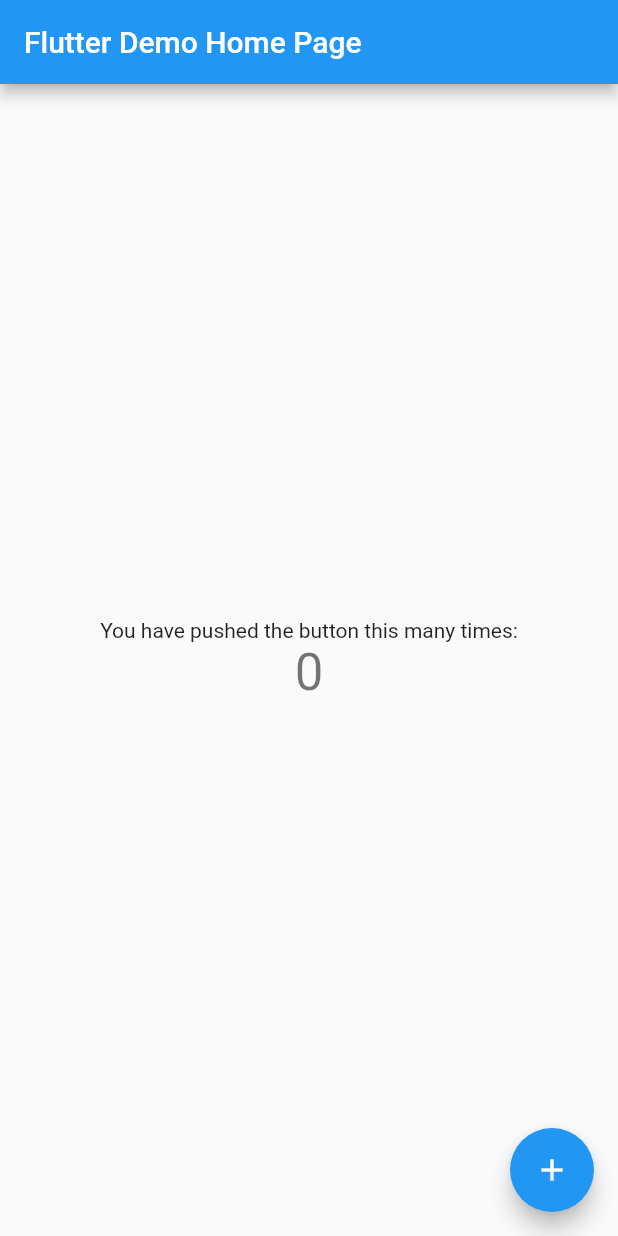
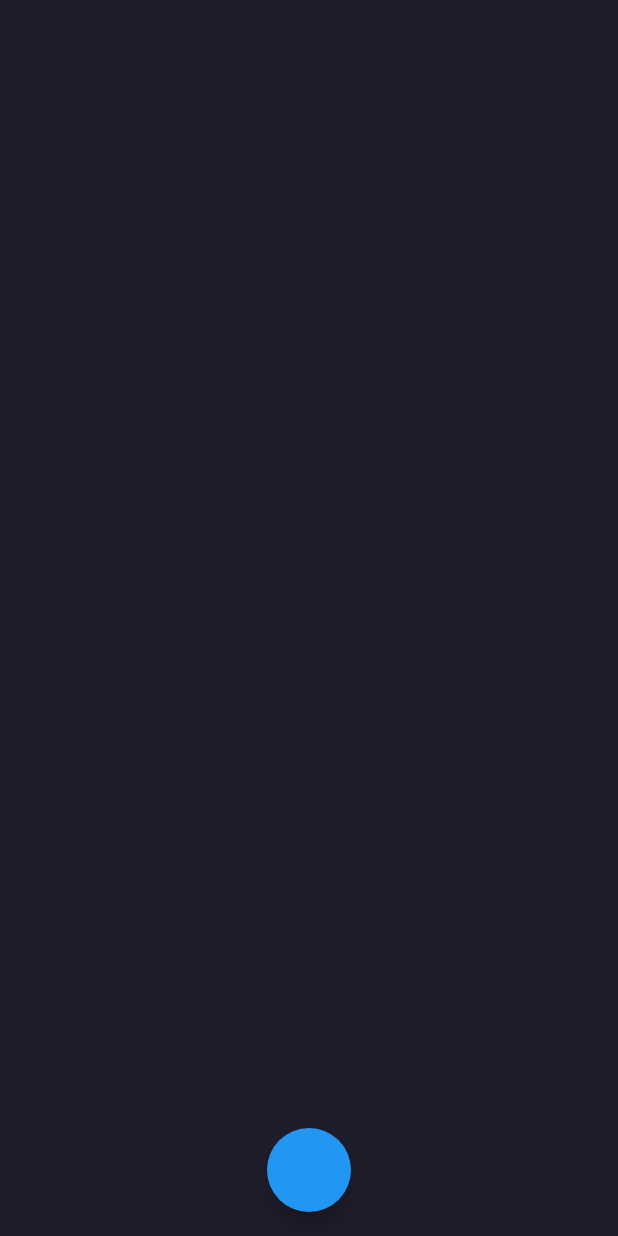
Before and after one commit to Syahro/trip, a Flutter app: the screen it shows after launch, on a phone screen of 412 x 824 dp. Run offline on Flutter 3.47's test engine with Material 2 defaults, Android fonts, the phone set to English and light mode, and no system bars; our stand-ins replace google_fonts.

Commit message:
setting up a project

```diff
--- a/lib/main.dart
+++ b/lib/main.dart
@@ -1,113 +1,14 @@
 import 'package:flutter/material.dart';
+import 'package:trip/pages/home_page.dart';
 
-void main() {
-  runApp(MyApp());
-}
+void main() => runApp(MyApp());
 
 class MyApp extends StatelessWidget {
-  // This widget is the root of your application.
   @override
   Widget build(BuildContext context) {
     return MaterialApp(
-      title: 'Flutter Demo',
-      theme: ThemeData(
-        // This is the theme of your application.
-        //
-        // Try running your application with "flutter run". You'll see the
-        // application has a blue toolbar. Then, without quitting the app, try
-        // changing the primarySwatch below to Colors.green and then invoke
-        // "hot reload" (press "r" in the console where you ran "flutter run",
-        // or simply save your changes to "hot reload" in a Flutter IDE).
-        // Notice that the counter didn't reset back to zero; the application
-        // is not restarted.
-        primarySwatch: Colors.blue,
-      ),
-      home: MyHomePage(title: 'Flutter Demo Home Page'),
+      debugShowCheckedModeBanner: false,
+      home: HomePage(),
     );
   }
 }
-
-class MyHomePage extends StatefulWidget {
-  MyHomePage({Key key, this.title}) : super(key: key);
-
-  // This widget is the home page of your application. It is stateful, meaning
-  // that it has a State object (defined below) that contains fields that affect
-  // how it looks.
-
-  // This class is the configuration for the state. It holds the values (in this
-  // case the title) provided by the parent (in this case the App widget) and
-  // used by the build method of the State. Fields in a Widget subclass are
-  // always marked "final".
-
-  final String title;
-
-  @override
-  _MyHomePageState createState() => _MyHomePageState();
-}
-
-class _MyHomePageState extends State<MyHomePage> {
-  int _counter = 0;
-
-  void _incrementCounter() {
-    setState(() {
-      // This call to setState tells the Flutter framework that something has
-      // changed in this State, which causes it to rerun the build method below
-      // so that the display can reflect the updated values. If we changed
-      // _counter without calling setState(), then the build method would not be
-      // called again, and so nothing would appear to happen.
-      _counter++;
-    });
-  }
-
-  @override
-  Widget build(BuildContext context) {
-    // This method is rerun every time setState is called, for instance as done
-    // by the _incrementCounter method above.
-    //
-    // The Flutter framework has been optimized to make rerunning build methods
-    // fast, so that you can just rebuild anything that needs updating rather
-    // than having to individually change instances of widgets.
-    return Scaffold(
-      appBar: AppBar(
-        // Here we take the value from the MyHomePage object that was created by
-        // the App.build method, and use it to set our appbar title.
-        title: Text(widget.title),
-      ),
-      body: Center(
-        // Center is a layout widget. It takes a single child and positions it
-        // in the middle of the parent.
-        child: Column(
-          // Column is also a layout widget. It takes a list of children and
-          // arranges them vertically. By default, it sizes itself to fit its
-          // children horizontally, and tries to be as tall as its parent.
-          //
-          // Invoke "debug painting" (press "p" in the console, choose the
-          // "Toggle Debug Paint" action from the Flutter Inspector in Android
-          // Studio, or the "Toggle Debug Paint" command in Visual Studio Code)
-          // to see the wireframe for each widget.
-          //
-          // Column has various properties to control how it sizes itself and
-          // how it positions its children. Here we use mainAxisAlignment to
-          // center the children vertically; the main axis here is the vertical
-          // axis because Columns are vertical (the cross axis would be
-          // horizontal).
-          mainAxisAlignment: MainAxisAlignment.center,
-          children: <Widget>[
-            Text(
-              'You have pushed the button this many times:',
-            ),
-            Text(
-              '$_counter',
-              style: Theme.of(context).textTheme.headline4,
-            ),
-          ],
-        ),
-      ),
-      floatingActionButton: FloatingActionButton(
-        onPressed: _incrementCounter,
-        tooltip: 'Increment',
-        child: Icon(Icons.add),
-      ), // This trailing comma makes auto-formatting nicer for build methods.
-    );
-  }
-}
--- /dev/null
+++ b/lib/pages/home_page.dart
@@ -0,0 +1,33 @@
+import 'package:flutter/material.dart';
+import 'package:trip/theme.dart';
+import 'package:trip/widget/card_trip.dart';
+
+class HomePage extends StatelessWidget {
+  @override
+  Widget build(BuildContext context) {
+    return Scaffold(
+      backgroundColor: backgroundColor,
+      floatingActionButton: FloatingActionButton(
+        onPressed: () {},
+      ),
+      floatingActionButtonLocation: FloatingActionButtonLocation.centerFloat,
+      body: SafeArea(
+        child: ListView(
+          children: [
+            Padding(
+              padding: EdgeInsets.symmetric(
+                horizontal: defaultMargin,
+              ),
+              child: Column(
+                crossAxisAlignment: CrossAxisAlignment.start,
+                children: [
+
+                ],
+              ),
+            ),
+          ],
+        ),
+      ),
+    );
+  }
+}
```
Also changed, not shown: lib/theme.dart (added, +28 -0 lines), lib/widget/card_trip.dart (added, +71 -0 lines), pubspec.yaml (+5 -12 lines), assets/icons/checklist.png (added), assets/icons/hotels.png (added), assets/icons/master_card.png (added), assets/icons/payment.png (added), assets/icons/trip.png (added), assets/images/hotel1.png (added), assets/images/hotel2.png (added), lib/widget/floating_button.dart (added), pubspec.lock.
